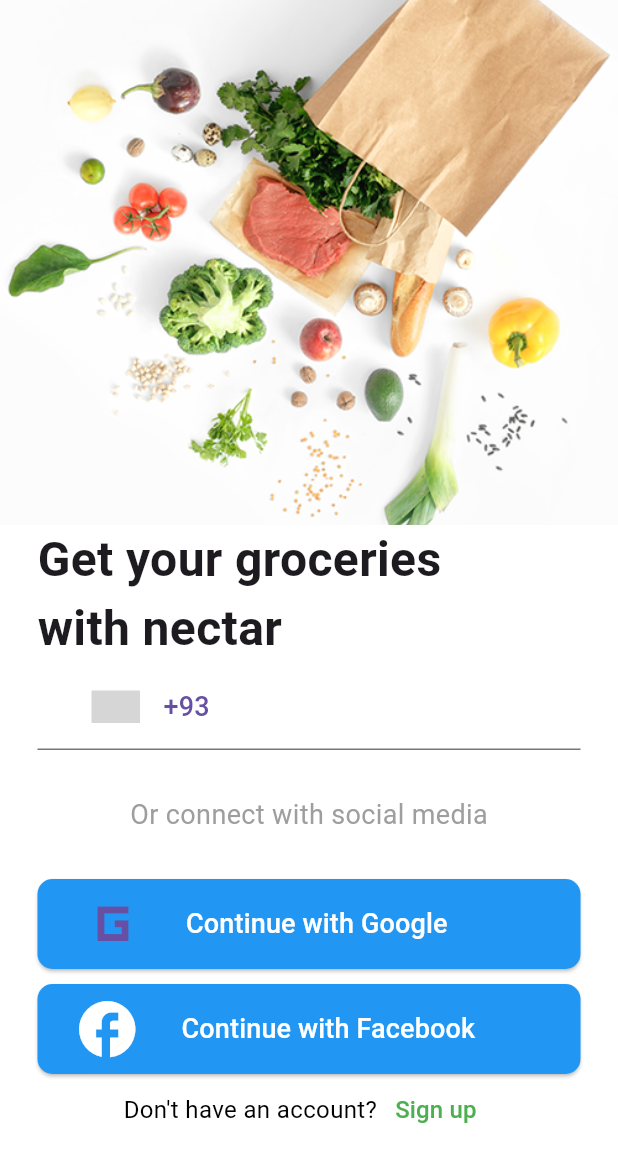
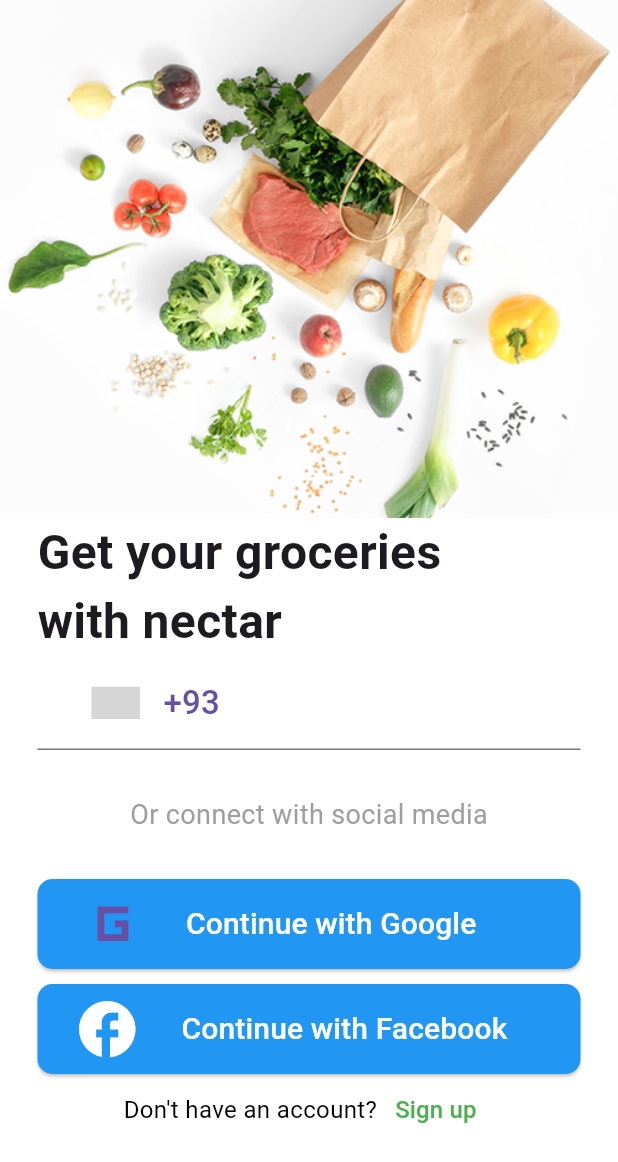
Before and after one commit to KormTaiyi/grocery_app, a Flutter app: the screen it shows after launch, on a phone screen of 412 x 824 dp. Shown: the top 1162 px of the screen. Run offline on Flutter 3.47's test engine with Material 3 defaults, Android fonts, the phone set to English and light mode, and no system bars; drawn by our look-alikes of country_code_picker; our stand-ins replace flutter_svg; grey boxes are pictures that could not be loaded.

Commit message:
completed sign up and login page

```diff
--- a/lib/pages/login_page.dart
+++ b/lib/pages/login_page.dart
@@ -37,15 +37,12 @@ class LoginPage extends StatelessWidget {
                 ),
                 TextField(
                   decoration: InputDecoration(
-                    prefixIcon: Padding(
-                      padding: EdgeInsets.only(right: 10),
-                      child: CountryCodePicker(
-                        onChanged: (value) {},
-                        showCountryOnly: true,
-                        textStyle: TextStyle(fontSize: 18),
-                      ),
+                    prefixIcon: CountryCodePicker(
+                      onChanged: (value) {},
+                      showCountryOnly: true,
+                      textStyle: TextStyle(fontSize: 22),
                     ),
-                    contentPadding: EdgeInsets.only(top: 11),
+                    contentPadding: EdgeInsets.only(top: 16),
                   ),
                   style: TextStyle(fontSize: 22),
                 ),
@@ -75,7 +72,7 @@ class LoginPage extends StatelessWidget {
                           SizedBox(width: 20),
                           Text(
                             "Continue with Google",
-                            style: TextStyle(color: Colors.white, fontSize: 18),
+                            style: TextStyle(color: Colors.white, fontSize: 20),
                           ),
                         ],
                       ),
@@ -97,7 +94,7 @@ class LoginPage extends StatelessWidget {
                           SizedBox(width: 27),
                           Text(
                             "Continue with Facebook",
-                            style: TextStyle(color: Colors.white, fontSize: 18),
+                            style: TextStyle(color: Colors.white, fontSize: 20),
                           ),
                         ],
                       ),
```
Also changed, not shown: lib/pages/cart_page.dart (added, +15 -0 lines), lib/pages/main_page.dart (+48 -0 lines), lib/pages/search_page.dart (deleted, +0 -15 lines), assets/icons/account_icon.svg (added), assets/icons/cart_icon.svg (added), assets/icons/explore_icon.svg (added), assets/icons/favourite_icon.svg (added), assets/icons/search_icon.svg (added), assets/icons/shop_icon.svg (added).
